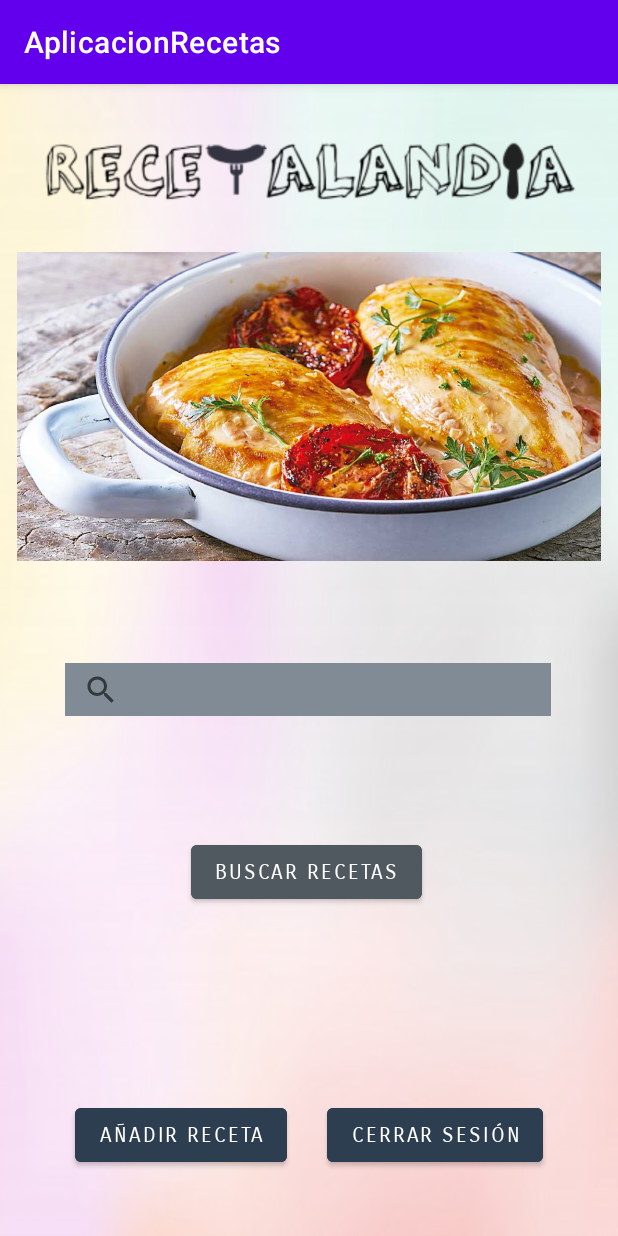
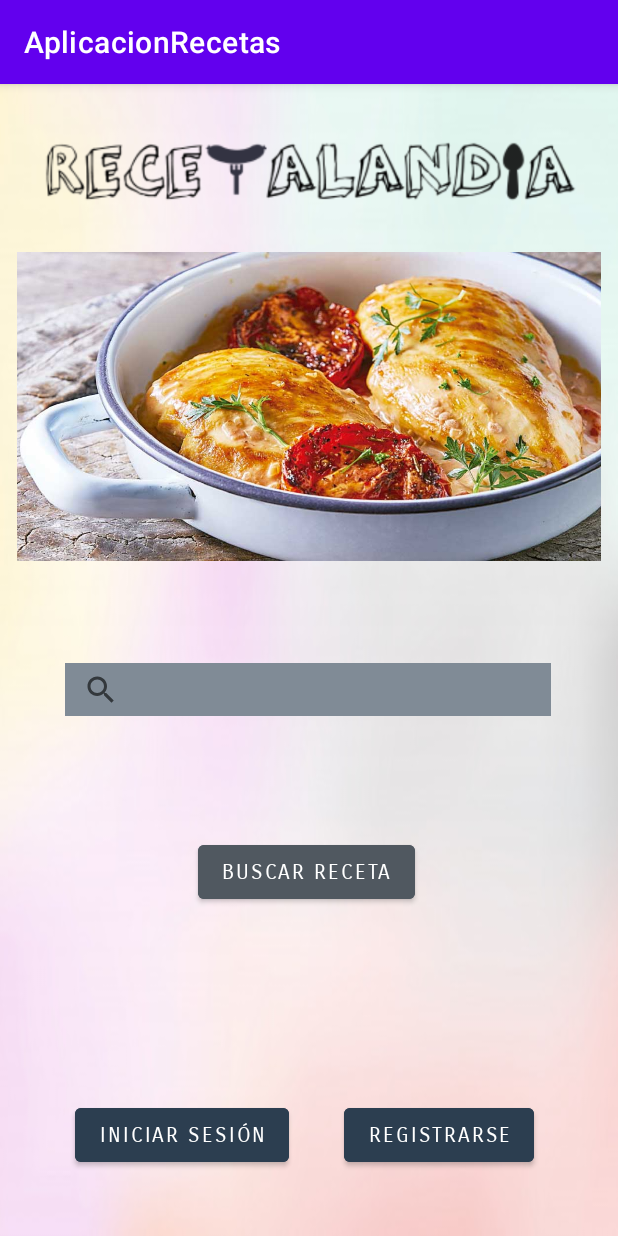
Before and after one commit to NaiaraManeiro/AplicacionRecetas, an Android app: the screen it shows after launch (MainActivity), on a phone screen of 412 x 824 dp. Run offline under Robolectric (Android 15) with nearby library versions, the phone set to English and light mode, and no system bars.

Commit message:
Inicio de sesión y registro completamente funcional y acabado

```diff
--- a/app/src/main/java/com/example/aplicacionrecetas/MainActivity.java
+++ b/app/src/main/java/com/example/aplicacionrecetas/MainActivity.java
@@ -22,7 +22,7 @@ import java.util.ArrayList;
 
 public class MainActivity extends AppCompatActivity {
 
-    private boolean iniciarSesion;
+    private boolean iniciarSesion = false;
     private BuscadorListAdapter adaptador;
     private ArrayList<String> listaRecetas = new ArrayList<>();
     private SearchView buscador;
@@ -31,6 +31,11 @@ public class MainActivity extends AppCompatActivity {
     protected void onCreate(Bundle savedInstanceState) {
         super.onCreate(savedInstanceState);
         setContentView(R.layout.activity_main);
+
+        Bundle extras = getIntent().getExtras();
+        if (extras != null) {
+            iniciarSesion = extras.getBoolean("inicio");
+        }
 
         //this.deleteDatabase("RecetasBD");
 
@@ -73,7 +78,6 @@ public class MainActivity extends AppCompatActivity {
         });
 
         //Funcionamiento botón "buscar receta"
-
         Button buscarReceta = findViewById(R.id.botonBuscarRecetas);
         Intent iInfoReceta = new Intent(this, InfoReceta.class);
         buscarReceta.setOnClickListener(new View.OnClickListener() {
@@ -101,17 +105,16 @@ public class MainActivity extends AppCompatActivity {
         });
 
         //Funcionamiento de los botones inferiores
-        iniciarSesion = true;
 
         Button iniciarAdd = findViewById(R.id.botonIniciarAdd);
-        Button registrarCerrar = findViewById(R.id.botonRegistrarCerrar);
+        Button registrarPerfil = findViewById(R.id.botonRegistrarPerfil);
 
         if (!iniciarSesion) {
             iniciarAdd.setText("Iniciar sesión");
-            registrarCerrar.setText("Registrarse");
+            registrarPerfil.setText("Registrarse");
         } else {
             iniciarAdd.setText("Añadir receta");
-            registrarCerrar.setText("Cerrar sesión");
+            registrarPerfil.setText("Ir al perfil");
         }
 
         Intent iLogin = new Intent(this, IniciarSesion.class);
@@ -121,6 +124,7 @@ public class MainActivity extends AppCompatActivity {
             @Override
             public void onClick(View v) {
                 if (!iniciarSesion) {
+                    finish();
                     startActivity(iLogin);
                 } else {
                     startActivity(iAddReceta);
@@ -130,16 +134,18 @@ public class MainActivity extends AppCompatActivity {
         });
 
         Intent iRegistro = new Intent(this, RegistrarUsuario.class);
+        Intent iPerfil = new Intent(this, UsuarioPerfil.class);
 
-        registrarCerrar.setOnClickListener(new View.OnClickListener() {
+        registrarPerfil.setOnClickListener(new View.OnClickListener() {
             @Override
             public void onClick(View v) {
                 if (!iniciarSesion) {
+                    finish();
                     startActivity(iRegistro);
                 } else {
-                    iniciarSesion = false;
-                    iniciarAdd.setText("Iniciar sesión");
-                    registrarCerrar.setText("Registrarse");
+                    iPerfil.putExtra("inicio", iniciarSesion);
+                    finish();
+                    startActivity(iPerfil);
                 }
                 listaBuscador.setVisibility(View.INVISIBLE);
             }
@@ -160,7 +166,6 @@ public class MainActivity extends AppCompatActivity {
 
     private boolean existeReceta(String nombre) {
         boolean existe = true;
-        Log.i("AppNombreReceta", nombre);
         BaseDatos GestorDB = new BaseDatos (this, "RecetasBD", null, 1);
         SQLiteDatabase bd = GestorDB.getWritableDatabase();
         String[] campos = new String[] {"Nombre"};
--- a/app/src/main/res/layout/activity_iniciar_sesion.xml
+++ b/app/src/main/res/layout/activity_iniciar_sesion.xml
@@ -26,7 +26,8 @@
         android:layout_width="wrap_content"
         android:layout_height="wrap_content"
         android:layout_marginTop="60dp"
-        android:text="¿No tiene una cuenta? Registrate aquí!"
+        android:clickable="true"
+        android:text="¿No tiene una cuenta? Regístrate aquí!"
         android:textColor="@color/black"
         app:layout_constraintEnd_toEndOf="parent"
         app:layout_constraintStart_toStartOf="parent"
--- a/app/src/main/res/layout/activity_main.xml
+++ b/app/src/main/res/layout/activity_main.xml
@@ -9,17 +9,17 @@
 
     <Button
         android:id="@+id/botonBuscarRecetas"
+        style="@style/BotonBuscar"
         android:layout_width="wrap_content"
         android:layout_height="wrap_content"
         android:layout_marginStart="24dp"
         android:layout_marginLeft="24dp"
         android:layout_marginTop="80dp"
-        android:text="Buscar recetas"
+        android:text="Buscar receta"
         app:layout_constraintEnd_toEndOf="parent"
         app:layout_constraintHorizontal_bias="0.443"
         app:layout_constraintStart_toStartOf="parent"
-        app:layout_constraintTop_toBottomOf="@+id/buscador"
-        style="@style/BotonBuscar" />
+        app:layout_constraintTop_toBottomOf="@+id/buscador" />
 
     <Button
         android:id="@+id/botonIniciarAdd"
@@ -35,7 +35,7 @@
         app:layout_constraintTop_toBottomOf="@+id/botonBuscarRecetas" />
 
     <Button
-        android:id="@+id/botonRegistrarCerrar"
+        android:id="@+id/botonRegistrarPerfil"
         style="@style/Botones"
         android:layout_width="wrap_content"
         android:layout_height="wrap_content"
```
Also changed, not shown: app/src/main/java/com/example/aplicacionrecetas/AnadirReceta.java (+6 -1 lines), app/src/main/java/com/example/aplicacionrecetas/IniciarSesion.java (+15 -3 lines), app/src/main/java/com/example/aplicacionrecetas/RegistrarUsuario.java (+24 -6 lines), app/src/main/java/com/example/aplicacionrecetas/UsuarioPerfil.java (+30 -0 lines), app/src/main/res/layout/activity_usuario_perfil.xml (+21 -0 lines).
